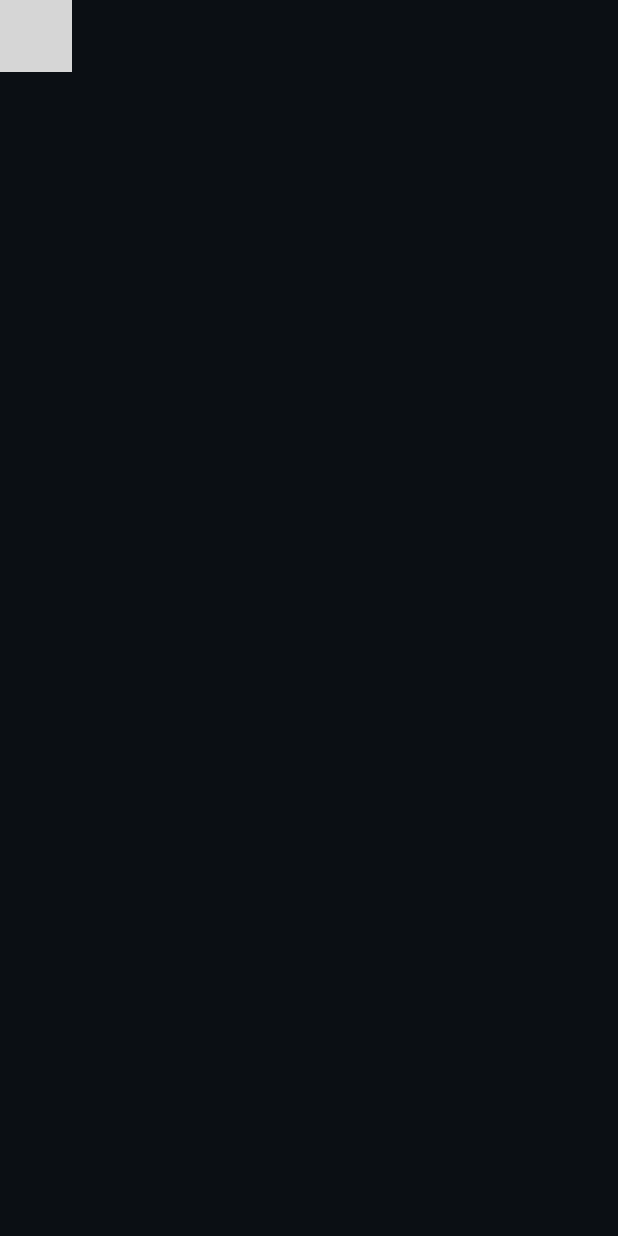
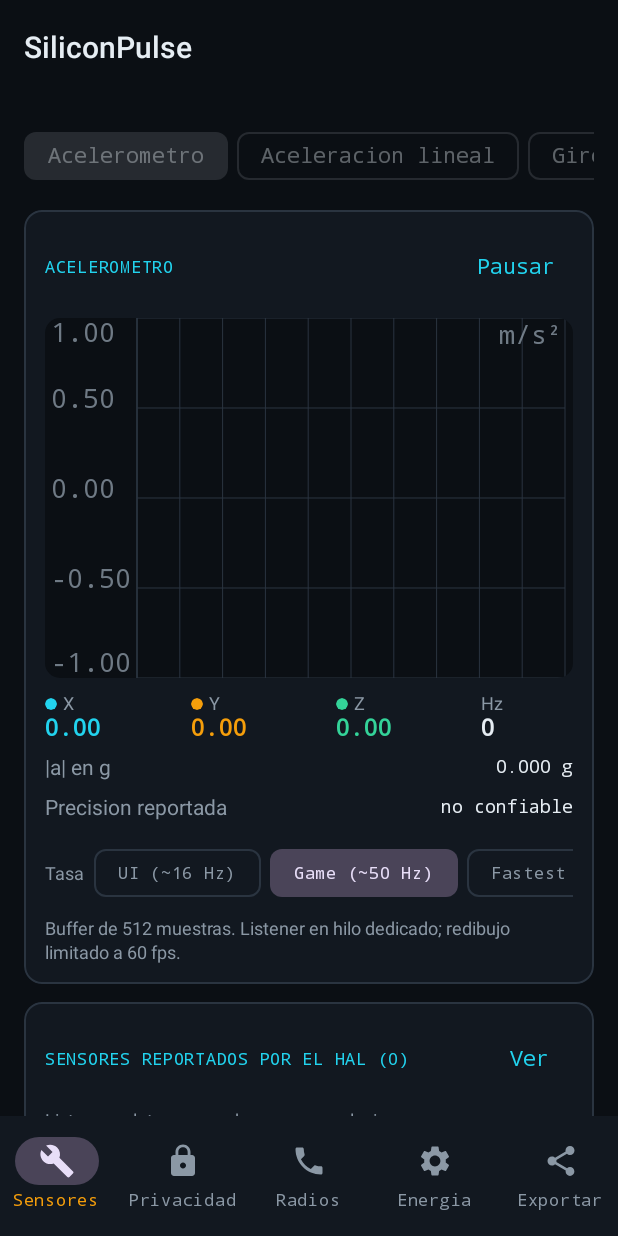
Before and after one commit to NightmareFox12/SiliconPulse, an Android app built with Jetpack Compose: the screen it shows after launch (MainActivity), on a phone screen of 412 x 824 dp. Run offline under Robolectric (Android 15) with nearby library versions, the phone set to English and light mode, and no system bars; grey boxes are pictures that could not be loaded.

Commit message:
feat: add radio repository implementation and main UI screens

```diff
--- a/app/src/main/java/com/admin/siliconpulse/data/radios/RadioRepositoryImpl.kt
+++ b/app/src/main/java/com/admin/siliconpulse/data/radios/RadioRepositoryImpl.kt
@@ -46,8 +46,8 @@ class RadioRepositoryImpl(private val context: Context) : RadioRepository {
     private val bluetoothManager = context.getSystemService(Context.BLUETOOTH_SERVICE) as BluetoothManager?
 
     override fun observe(): Flow<RadioState> = callbackFlow {
-        @Volatile var wifiInfoFromCallback: WifiInfo? = null
-        @Volatile var wifiCaps: NetworkCapabilities? = null
+        var wifiInfoFromCallback: WifiInfo? = null
+        var wifiCaps: NetworkCapabilities? = null
 
         // En Android 12+ el SSID solo llega si el callback pide explicitamente info de ubicacion.
         val callback = if (Build.VERSION.SDK_INT >= Build.VERSION_CODES.S) {
--- /dev/null
+++ b/app/src/main/java/com/admin/siliconpulse/ui/MainScreen.kt
@@ -0,0 +1,117 @@
+package com.admin.siliconpulse.ui
+
+import androidx.compose.foundation.layout.Column
+import androidx.compose.foundation.layout.Row
+import androidx.compose.foundation.layout.fillMaxSize
+import androidx.compose.foundation.layout.fillMaxWidth
+import androidx.compose.foundation.layout.padding
+import androidx.compose.material.icons.Icons
+import androidx.compose.material.icons.filled.Build
+import androidx.compose.material.icons.filled.Lock
+import androidx.compose.material.icons.filled.Phone
+import androidx.compose.material.icons.filled.Settings
+import androidx.compose.material.icons.filled.Share
+import androidx.compose.material3.ExperimentalMaterial3Api
+import androidx.compose.material3.Icon
+import androidx.compose.material3.MaterialTheme
+import androidx.compose.material3.NavigationBar
+import androidx.compose.material3.NavigationBarItem
+import androidx.compose.material3.Scaffold
+import androidx.compose.material3.Text
+import androidx.compose.material3.TextButton
+import androidx.compose.material3.TopAppBar
+import androidx.compose.material3.TopAppBarDefaults
+import androidx.compose.runtime.Composable
+import androidx.compose.runtime.getValue
+import androidx.compose.runtime.mutableStateOf
+import androidx.compose.runtime.saveable.rememberSaveable
+import androidx.compose.runtime.setValue
+import androidx.compose.ui.Alignment
+import androidx.compose.ui.Modifier
+import androidx.compose.ui.graphics.vector.ImageVector
+import androidx.compose.ui.unit.dp
+import androidx.lifecycle.viewmodel.compose.viewModel
+import androidx.lifecycle.viewmodel.initializer
+import androidx.lifecycle.viewmodel.viewModelFactory
+import com.admin.siliconpulse.AppContainer
+import com.admin.siliconpulse.ui.export.ExportScreen
+import com.admin.siliconpulse.ui.export.ExportViewModel
+import com.admin.siliconpulse.ui.oscilloscope.OscilloscopeScreen
+import com.admin.siliconpulse.ui.oscilloscope.OscilloscopeViewModel
+import com.admin.siliconpulse.ui.power.PowerScreen
+import com.admin.siliconpulse.ui.power.PowerViewModel
+import com.admin.siliconpulse.ui.privacy.PrivacyScreen
+import com.admin.siliconpulse.ui.privacy.PrivacyViewModel
+import com.admin.siliconpulse.ui.radios.RadiosScreen
+import com.admin.siliconpulse.ui.radios.RadiosViewModel
+import com.admin.siliconpulse.ui.theme.Amber
+
+enum class Tab(val label: String, val icon: ImageVector) {
+    SENSORS("Sensores", Icons.Filled.Build),
+    PRIVACY("Privacidad", Icons.Filled.Lock),
+    RADIOS("Radios", Icons.Filled.Phone),
+    POWER("Energia", Icons.Filled.Settings),
+    EXPORT("Exportar", Icons.Filled.Share),
+}
+
+@OptIn(ExperimentalMaterial3Api::class)
+@Composable
+fun MainScreen(container: AppContainer, missingPermissions: List<String>, onRequestPermissions: () -> Unit) {
+    var tab by rememberSaveable { mutableStateOf(Tab.SENSORS) }
+
+    val factory = viewModelFactory {
+        initializer { OscilloscopeViewModel(container.sensors) }
+        initializer { PrivacyViewModel(container.privacy) }
+        initializer { RadiosViewModel(container.radios) }
+        initializer { PowerViewModel(container.power) }
+        initializer { ExportViewModel(container.sensors, container.privacy, container.radios, container.power, container.exporter) }
+    }
+
+    Scaffold(
+        topBar = {
+            TopAppBar(
+                title = { Text("SiliconPulse", style = MaterialTheme.typography.titleLarge) },
+                colors = TopAppBarDefaults.topAppBarColors(containerColor = MaterialTheme.colorScheme.background),
+            )
+        },
+        bottomBar = {
+            NavigationBar(containerColor = MaterialTheme.colorScheme.surface) {
+                Tab.entries.forEach { t ->
+                    NavigationBarItem(
+                        selected = tab == t,
+                        onClick = { tab = t },
+                        icon = { Icon(t.icon, contentDescription = t.label) },
+                        label = { Text(t.label, style = MaterialTheme.typography.labelSmall) },
+                    )
+                }
+            }
+        },
+        containerColor = MaterialTheme.colorScheme.background,
+    ) { padding ->
+        Column(Modifier.padding(padding).fillMaxSize()) {
+            if (missingPermissions.isNotEmpty()) {
+                Row(
+                    Modifier
+                        .fillMaxWidth()
+                        .padding(horizontal = 16.dp, vertical = 4.dp),
+                    verticalAlignment = Alignment.CenterVertically,
+                ) {
+                    Text(
+                        "Faltan ${missingPermissions.size} permisos: parte de la telemetria esta limitada.",
+                        style = MaterialTheme.typography.bodySmall,
+                        color = Amber,
+                        modifier = Modifier.weight(1f),
+                    )
+                    TextButton(onClick = onRequestPermissions) { Text("Conceder") }
+                }
+            }
+            when (tab) {
+                Tab.SENSORS -> OscilloscopeScreen(viewModel(factory = factory))
+                Tab.PRIVACY -> PrivacyScreen(viewModel(factory = factory))
+                Tab.RADIOS -> RadiosScreen(viewModel(factory = factory))
+                Tab.POWER -> PowerScreen(viewModel(factory = factory))
+                Tab.EXPORT -> ExportScreen(viewModel(factory = factory))
+            }
+        }
+    }
+}
--- a/app/src/main/java/com/admin/siliconpulse/ui/oscilloscope/OscilloscopeCanvas.kt
+++ b/app/src/main/java/com/admin/siliconpulse/ui/oscilloscope/OscilloscopeCanvas.kt
@@ -73,7 +73,9 @@ fun OscilloscopeCanvas(
             val yy = yOf(v).coerceIn(24f, h - 6f)
             nc.drawText(formatTick(v), 6f, yy, textPaint)
         }
-        nc.drawText(unit, 6f, h - 8f, textPaint)
+        // Unidad en la esquina superior derecha del area de trazado, fuera de los ticks.
+        val unitW = textPaint.measureText(unit)
+        nc.drawText(unit, w - unitW - 10f, 26f, textPaint)
 
         val n = buffer.size
         if (n < 2) return@Canvas
--- a/app/src/main/java/com/admin/siliconpulse/ui/oscilloscope/OscilloscopeScreen.kt
+++ b/app/src/main/java/com/admin/siliconpulse/ui/oscilloscope/OscilloscopeScreen.kt
@@ -28,8 +28,8 @@ import androidx.compose.ui.unit.dp
 import androidx.lifecycle.compose.collectAsStateWithLifecycle
 import com.admin.siliconpulse.domain.model.SamplingRate
 import com.admin.siliconpulse.domain.model.SensorChannel
-import com.admin.siliconpulse.ui.components.BigStat
 import com.admin.siliconpulse.ui.components.Dot
+import com.admin.siliconpulse.ui.theme.Mono
 import com.admin.siliconpulse.ui.components.KeyValue
 import com.admin.siliconpulse.ui.components.Note
 import com.admin.siliconpulse.ui.components.Panel
@@ -69,7 +69,11 @@ fun OscilloscopeScreen(vm: OscilloscopeViewModel) {
                 Spacer(Modifier.height(10.dp))
                 LiveValues(vm, ui)
                 Spacer(Modifier.height(8.dp))
-                Row(horizontalArrangement = Arrangement.spacedBy(6.dp), verticalAlignment = Alignment.CenterVertically) {
+                Row(
+                    Modifier.horizontalScroll(rememberScrollState()),
+                    horizontalArrangement = Arrangement.spacedBy(6.dp),
+                    verticalAlignment = Alignment.CenterVertically,
+                ) {
                     Text("Tasa", style = MaterialTheme.typography.bodySmall, color = TextMuted)
                     SamplingRate.entries.forEach { r ->
                         FilterChip(selected = ui.rate == r, onClick = { vm.setRate(r) }, label = { Text(r.label, style = MaterialTheme.typography.labelSmall) })
@@ -110,10 +114,13 @@ private fun LiveValues(vm: OscilloscopeViewModel, ui: OscilloscopeUiState) {
     val axes = ui.channel.axes
     Column {
         Row(Modifier.fillMaxWidth(), horizontalArrangement = Arrangement.SpaceBetween) {
-            AxisValue("X", b.lastX, 0, Modifier.weight(1f))
-            if (axes > 1) AxisValue("Y", b.lastY, 1, Modifier.weight(1f))
-            if (axes > 2) AxisValue("Z", b.lastZ, 2, Modifier.weight(1f))
-            BigStat("Hz", "%.0f".format(ui.sampleRateHz), modifier = Modifier.weight(1f))
+            AxisValue("X", b.lastX, 0, Modifier.weight(1.1f))
+            if (axes > 1) AxisValue("Y", b.lastY, 1, Modifier.weight(1.1f))
+            if (axes > 2) AxisValue("Z", b.lastZ, 2, Modifier.weight(1.1f))
+            Column(Modifier.weight(0.7f)) {
+                Text("Hz", style = MaterialTheme.typography.bodySmall, color = TextMuted)
+                Text("%.0f".format(ui.sampleRateHz), style = MaterialTheme.typography.titleMedium, fontFamily = Mono, maxLines = 1)
+            }
         }
         if (ui.channel == SensorChannel.PRESSURE && b.lastX > 0f) {
             val alt = 44330f * (1f - Math.pow((b.lastX / 1013.25f).toDouble(), 0.1903).toFloat())
@@ -137,9 +144,19 @@ private fun LiveValues(vm: OscilloscopeViewModel, ui: OscilloscopeUiState) {
 
 @Composable
 private fun AxisValue(label: String, value: Float, axis: Int, modifier: Modifier) {
-    Row(modifier, verticalAlignment = Alignment.CenterVertically) {
-        Dot(axisColor(axis))
-        Spacer(Modifier.width(6.dp))
-        BigStat(label, "%.2f".format(value), color = axisColor(axis))
+    Column(modifier) {
+        Row(verticalAlignment = Alignment.CenterVertically) {
+            Dot(axisColor(axis))
+            Spacer(Modifier.width(4.dp))
+            Text(label, style = MaterialTheme.typography.bodySmall, color = TextMuted)
+        }
+        Text(
+            "%.2f".format(value),
+            style = MaterialTheme.typography.titleMedium,
+            fontFamily = Mono,
+            color = axisColor(axis),
+            maxLines = 1,
+            softWrap = false,
+        )
     }
 }
```
Also changed, not shown: app/src/main/java/com/admin/siliconpulse/ui/export/ExportScreen.kt (added, +198 -0 lines).
